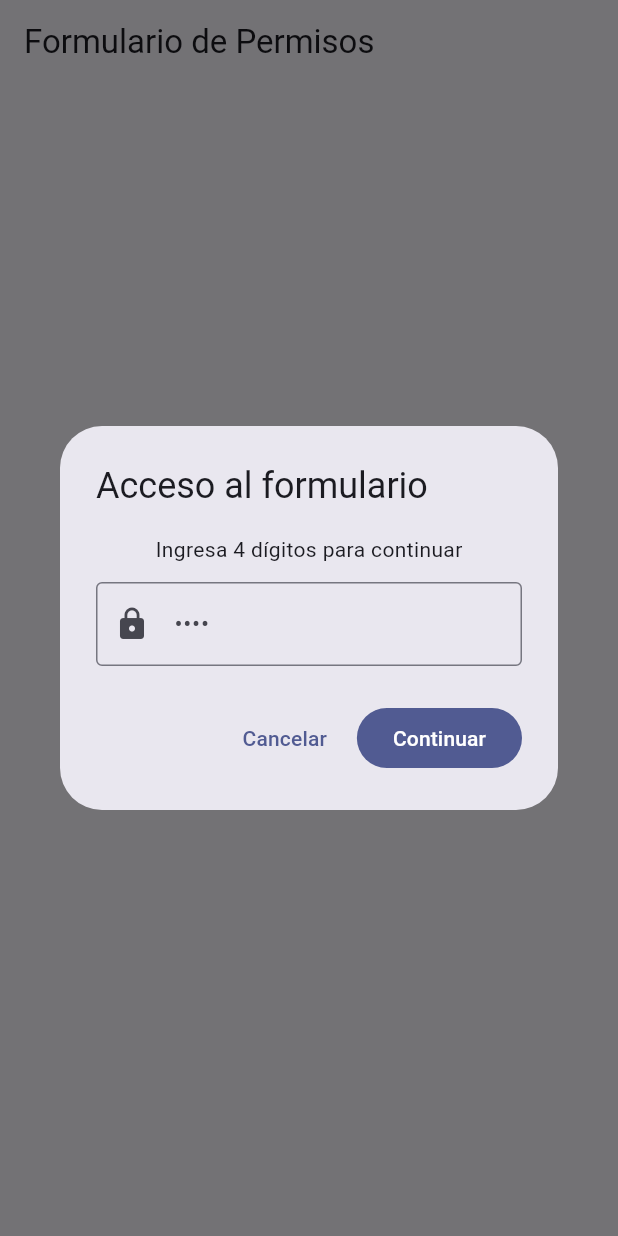
After one commit to ryokumaxell/jm-intranet, a Flutter app: the PermissionsFormScreen screen opened by its route, on a phone screen of 412 x 824 dp. The commit adds this screen. Run offline on Flutter 3.47's test engine with Material 3 defaults, Android fonts, the phone set to English and light mode, and no system bars; our stand-ins replace cloud_firestore, dio, firebase_auth, firebase_core, flutter_riverpod, freezed_annotation and 1 more; missing offline and left inert: dart:html; accounts and stored records are empty; statements that could not run were skipped.

Commit message:
router: integrar go_router; ruta pública /mipagina/formulario con modal de PIN (4 dígitos) y acceso fuera del login; MaterialApp.router

```diff
--- /dev/null
+++ b/lib/features/requests/presentation/screens/permissions_pin_screen.dart
@@ -0,0 +1,116 @@
+import 'dart:html' as html;
+import 'package:flutter/material.dart';
+
+class PermissionsFormScreen extends StatefulWidget {
+  const PermissionsFormScreen({super.key});
+  @override
+  State<PermissionsFormScreen> createState() => _PermissionsFormScreenState();
+}
+
+class _PermissionsFormScreenState extends State<PermissionsFormScreen> {
+  bool _granted = false;
+
+  @override
+  void initState() {
+    super.initState();
+    final ok = html.window.localStorage['permiso_form_access'] == '1';
+    _granted = ok;
+    WidgetsBinding.instance.addPostFrameCallback((_) {
+      if (!_granted) _showPinModal();
+    });
+  }
+
+  void _showPinModal() {
+    final controller = TextEditingController();
+    showDialog(
+      context: context,
+      barrierDismissible: false,
+      builder: (context) {
+        return AlertDialog(
+          title: const Text('Acceso al formulario'),
+          content: SizedBox(
+            width: 320,
+            child: Column(
+              mainAxisSize: MainAxisSize.min,
+              children: [
+                const Text('Ingresa 4 dígitos para continuar'),
+                const SizedBox(height: 12),
+                TextField(
+                  controller: controller,
+                  keyboardType: TextInputType.number,
+                  maxLength: 4,
+                  decoration: const InputDecoration(
+                    counterText: '',
+                    border: OutlineInputBorder(),
+                    prefixIcon: Icon(Icons.lock),
+                    hintText: '••••',
+                  ),
+                ),
+              ],
+            ),
+          ),
+          actions: [
+            TextButton(
+              onPressed: () {
+                Navigator.of(context).pop();
+                Navigator.of(context).maybePop();
+              },
+              child: const Text('Cancelar'),
+            ),
+            FilledButton(
+              onPressed: () {
+                final code = controller.text.trim();
+                final isValid = RegExp(r'^\d{4}$').hasMatch(code);
+                if (!isValid) return;
+                html.window.localStorage['permiso_form_access'] = '1';
+                setState(() => _granted = true);
+                Navigator.of(context).pop();
+              },
+              child: const Text('Continuar'),
+            ),
+          ],
+        );
+      },
+    );
+  }
+
+  @override
+  Widget build(BuildContext context) {
+    return Scaffold(
+      appBar: AppBar(title: const Text('Formulario de Permisos')),
+      body: Center(
+        child: ConstrainedBox(
+          constraints: const BoxConstraints(maxWidth: 900),
+          child: Padding(
+            padding: const EdgeInsets.all(24),
+            child: _granted
+                ? Column(
+                    crossAxisAlignment: CrossAxisAlignment.stretch,
+                    children: [
+                      const Text('Solicitud de Permiso', style: TextStyle(fontSize: 22, fontWeight: FontWeight.w700)),
+                      const SizedBox(height: 16),
+                      const TextField(decoration: InputDecoration(labelText: 'Empleado', prefixIcon: Icon(Icons.person))),
+                      const SizedBox(height: 12),
+                      const TextField(decoration: InputDecoration(labelText: 'Motivo', prefixIcon: Icon(Icons.edit))),
+                      const SizedBox(height: 12),
+                      Row(
+                        children: const [
+                          Expanded(child: TextField(decoration: InputDecoration(labelText: 'Desde', prefixIcon: Icon(Icons.calendar_today)))),
+                          SizedBox(width: 12),
+                          Expanded(child: TextField(decoration: InputDecoration(labelText: 'Hasta', prefixIcon: Icon(Icons.calendar_today)))),
+                        ],
+                      ),
+                      const SizedBox(height: 20),
+                      Align(
+                        alignment: Alignment.centerRight,
+                        child: FilledButton.icon(onPressed: () {}, icon: const Icon(Icons.send), label: const Text('Enviar')),
+                      ),
+                    ],
+                  )
+                : const Text('Validando acceso...', style: TextStyle(color: Colors.black54)),
+          ),
+        ),
+      ),
+    );
+  }
+}
--- a/pubspec.yaml
+++ b/pubspec.yaml
@@ -10,6 +10,7 @@ dependencies:
   flutter:
     sdk: flutter
   cupertino_icons: ^1.0.6
+  go_router: ^14.2.1
   flutter_riverpod: ^2.4.9 # Updated from ^3.0.3
   dio: ^5.5.0
   freezed_annotation: ^2.4.1
```
Also changed, not shown: lib/main.dart (+18 -2 lines), pubspec.lock.
